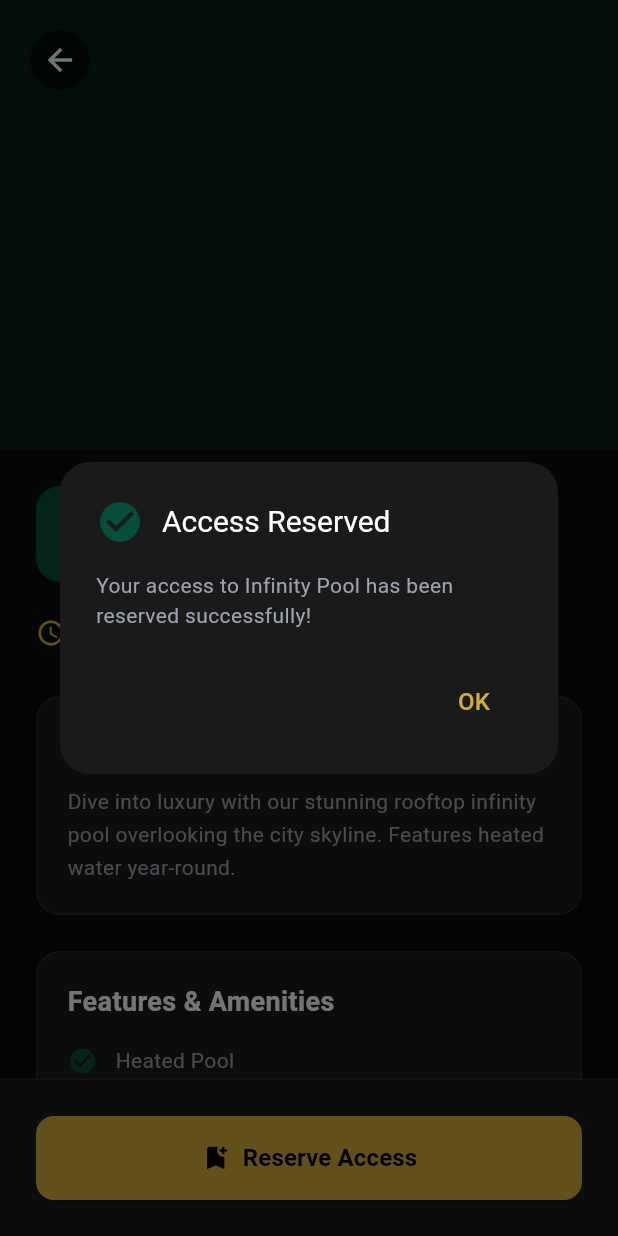
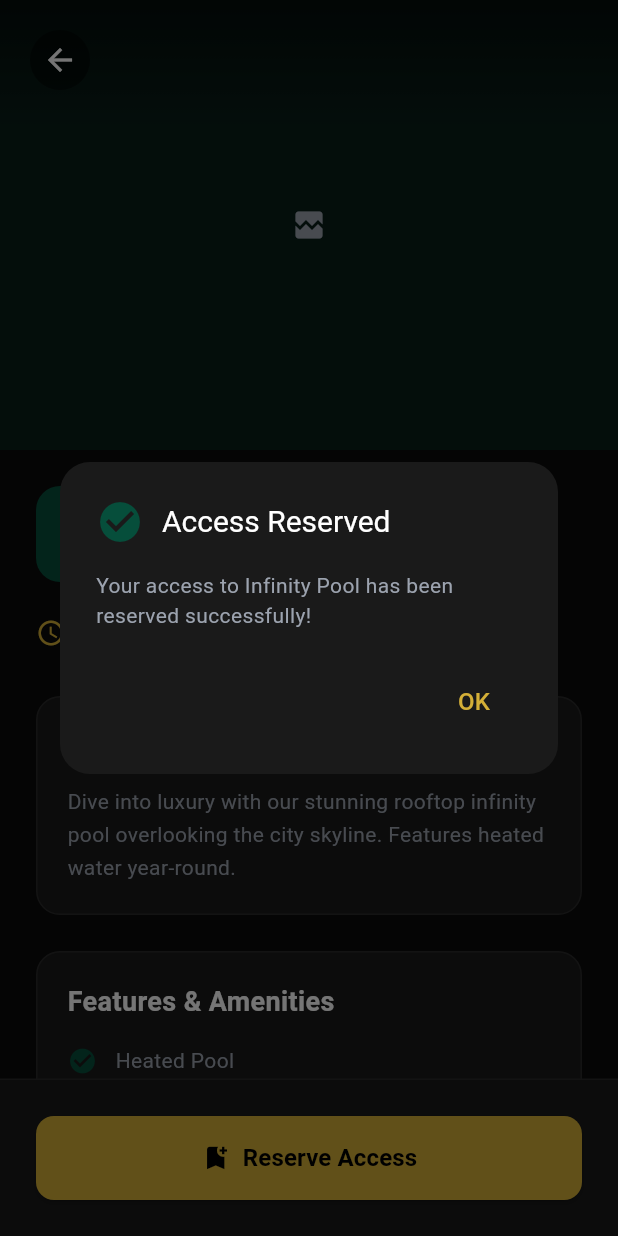
Before and after one commit to Xyroine/MobileProgrammingKelompok1, a Flutter app: the CustomerFacilityDetailScreen screen opened directly, after a tap on "Reserve Access", on a phone screen of 412 x 824 dp. Run offline on Flutter 3.47's test engine with Material 3 defaults, Android fonts, the phone set to English and light mode, and no system bars; network calls fail.

Commit message:
gambar fasilitas detail

```diff
--- a/lib/screens/customer/customer_facility_detail_screen.dart
+++ b/lib/screens/customer/customer_facility_detail_screen.dart
@@ -1,6 +1,6 @@
 import 'package:flutter/material.dart';
-import '../../theme/app_theme.dart';
-import 'customer_facilities_screen.dart';
+import '../../theme/app_theme.dart'; // Sesuaikan path ini dengan project Anda
+import 'customer_facilities_screen.dart'; // Import ini PENTING untuk membaca FacilityModel
 
 class CustomerFacilityDetailScreen extends StatelessWidget {
   final FacilityModel facility;
@@ -18,13 +18,34 @@ class CustomerFacilityDetailScreen extends StatelessWidget {
                 child: Column(
                   crossAxisAlignment: CrossAxisAlignment.start,
                   children: [
-                    // Hero Image with Back Button
+                    // Hero Image
                     Stack(
                       children: [
+                        SizedBox(
+                          height: 300,
+                          width: double.infinity,
+                          child: Image.network(
+                            facility.imageUrl,
+                            fit: BoxFit.cover,
+                            errorBuilder: (context, error, stackTrace) => Container(
+                              color: facility.imageColor.withOpacity(0.3),
+                              child: const Center(child: Icon(Icons.broken_image, color: AppTheme.textGray)),
+                            ),
+                          ),
+                        ),
+                        // Gradient Overlay
                         Container(
                           height: 300,
                           decoration: BoxDecoration(
-                            color: facility.imageColor.withOpacity(0.3),
+                            gradient: LinearGradient(
+                              begin: Alignment.topCenter,
+                              end: Alignment.bottomCenter,
+                              colors: [
+                                Colors.black.withOpacity(0.6),
+                                Colors.transparent,
+                              ],
+                              stops: const [0.0, 0.3],
+                            )
                           ),
                         ),
                         Positioned(
@@ -41,7 +62,7 @@ class CustomerFacilityDetailScreen extends StatelessWidget {
                       ],
                     ),
 
-                    // Content
+                    // Content Details
                     Padding(
                       padding: const EdgeInsets.all(24.0),
                       child: Column(
@@ -169,57 +190,6 @@ class CustomerFacilityDetailScreen extends StatelessWidget {
                               ],
                             ),
                           ),
-                          const SizedBox(height: 24),
-
-                          // Operating Hours Card
-                          Container(
-                            padding: const EdgeInsets.all(20),
-                            decoration: BoxDecoration(
-                              color: AppTheme.cardBackground,
-                              borderRadius: BorderRadius.circular(16),
-                              border: Border.all(color: AppTheme.borderColor),
-                            ),
-                            child: Row(
-                              children: [
-                                Container(
-                                  padding: const EdgeInsets.all(12),
-                                  decoration: BoxDecoration(
-                                    color: AppTheme.goldAccent.withOpacity(0.2),
-                                    borderRadius: BorderRadius.circular(12),
-                                  ),
-                                  child: const Icon(
-                                    Icons.access_time,
-                                    color: AppTheme.goldAccent,
-                                    size: 24,
-                                  ),
-                                ),
-                                const SizedBox(width: 16),
-                                Expanded(
-                                  child: Column(
-                                    crossAxisAlignment: CrossAxisAlignment.start,
-                                    children: [
-                                      const Text(
-                                        'Operating Hours',
-                                        style: TextStyle(
-                                          fontSize: 16,
-                                          fontWeight: FontWeight.bold,
-                                          color: Colors.white,
-                                        ),
-                                      ),
-                                      const SizedBox(height: 4),
-                                      Text(
-                                        facility.hours,
-                                        style: const TextStyle(
-                                          fontSize: 14,
-                                          color: AppTheme.textGray,
-                                        ),
-                                      ),
-                                    ],
-                                  ),
-                                ),
-                              ],
-                            ),
-                          ),
                           const SizedBox(height: 100),
                         ],
                       ),
@@ -241,7 +211,6 @@ class CustomerFacilityDetailScreen extends StatelessWidget {
                 height: 56,
                 child: ElevatedButton(
                   onPressed: () {
-                    // Show success dialog
                     showDialog(
                       context: context,
                       builder: (context) => AlertDialog(
```
Also changed, not shown: lib/screens/customer/customer_facilities_screen.dart (+82 -63 lines).
